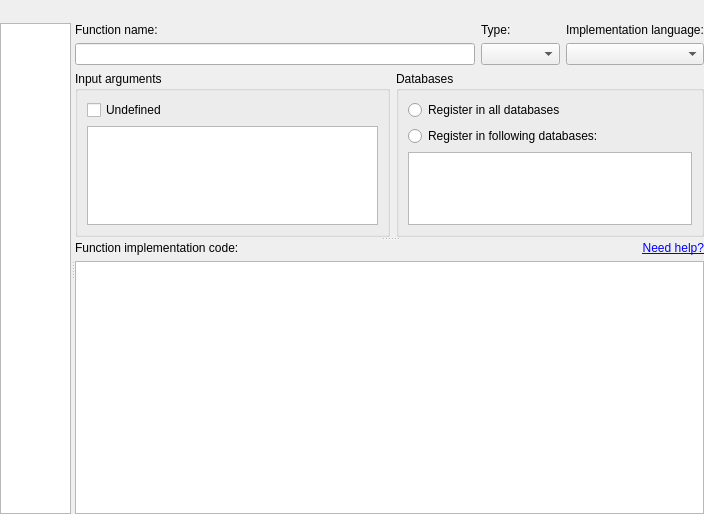
First picture: the form in SQLiteStudio3/SQLiteStudio/windows/functionseditor.ui, repository pawelsalawa/sqlitestudio, before the edit.
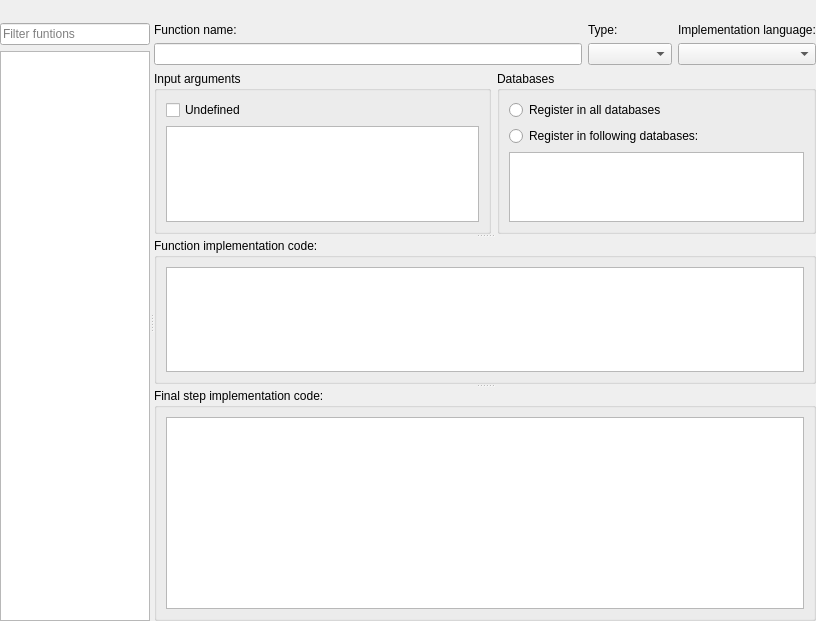
Second picture: the form after the edit.

Commit message: Custom functions initially implemented in DbSqlite 2 and 3, but functions itself still don't get registered.

What changed in the file:
```diff
--- a/SQLiteStudio3/SQLiteStudio/windows/functionseditor.ui
+++ b/SQLiteStudio3/SQLiteStudio/windows/functionseditor.ui
@@ -6,8 +6,8 @@
    <rect>
     <x>0</x>
     <y>0</y>
-    <width>704</width>
-    <height>514</height>
+    <width>816</width>
+    <height>621</height>
    </rect>
   </property>
   <property name="windowTitle">
@@ -49,22 +49,56 @@
         <property name="orientation">
          <enum>Qt::Horizontal</enum>
         </property>
-        <widget class="QListView" name="list">
+        <widget class="QWidget" name="leftWidget" native="true">
          <property name="sizePolicy">
-          <sizepolicy hsizetype="Expanding" vsizetype="Expanding">
+          <sizepolicy hsizetype="Preferred" vsizetype="Preferred">
            <horstretch>1</horstretch>
            <verstretch>0</verstretch>
           </sizepolicy>
          </property>
-         <property name="editTriggers">
-          <set>QAbstractItemView::NoEditTriggers</set>
-         </property>
-         <property name="alternatingRowColors">
-          <bool>true</bool>
-         </property>
-         <property name="verticalScrollMode">
-          <enum>QAbstractItemView::ScrollPerPixel</enum>
-         </property>
+         <layout class="QVBoxLayout" name="verticalLayout_2">
+          <property name="leftMargin">
+           <number>0</number>
+          </property>
+          <property name="topMargin">
+           <number>0</number>
+          </property>
+          <property name="rightMargin">
+           <number>0</number>
+          </property>
+          <property name="bottomMargin">
+           <number>0</number>
+          </property>
+          <item>
+           <widget class="QLineEdit" name="functionFilterEdit">
+            <property name="minimumSize">
+             <size>
+              <width>150</width>
+              <height>0</height>
+             </size>
+            </property>
+            <property name="placeholderText">
+             <string>Filter funtions</string>
+            </property>
+            <property name="clearButtonEnabled">
+             <bool>true</bool>
+            </property>
+           </widget>
+          </item>
+          <item>
+           <widget class="QListView" name="list">
+            <property name="editTriggers">
+             <set>QAbstractItemView::NoEditTriggers</set>
+            </property>
+            <property name="alternatingRowColors">
+             <bool>true</bool>
+            </property>
+            <property name="verticalScrollMode">
+             <enum>QAbstractItemView::ScrollPerPixel</enum>
+            </property>
+           </widget>
+          </item>
+         </layout>
         </widget>
         <widget class="QWidget" name="rightWidget" native="true">
          <property name="sizePolicy">
@@ -73,10 +107,7 @@
            <verstretch>0</verstretch>
           </sizepolicy>
          </property>
-         <layout class="QVBoxLayout" name="verticalLayout_2">
-          <property name="leftMargin">
-           <number>0</number>
-          </property>
+         <layout class="QVBoxLayout" name="verticalLayout_4">
           <property name="topMargin">
            <number>0</number>
           </property>
@@ -99,6 +130,18 @@
               </sizepolicy>
              </property>
              <layout class="QGridLayout" name="gridLayout">
+              <property name="leftMargin">
+               <number>0</number>
+              </property>
+              <property name="topMargin">
+               <number>0</number>
+              </property>
+              <property name="rightMargin">
+               <number>0</number>
+              </property>
+              <property name="bottomMargin">
+               <number>0</number>
+              </property>
               <item row="2" column="3">
                <widget class="QComboBox" name="langCombo"/>
               </item>
@@ -221,48 +264,29 @@
               </item>
              </layout>
             </widget>
-            <widget class="QWidget" name="bottomWidget" native="true">
+            <widget class="QGroupBox" name="mainCodeGroup">
              <property name="sizePolicy">
               <sizepolicy hsizetype="Preferred" vsizetype="Preferred">
                <horstretch>0</horstretch>
                <verstretch>2</verstretch>
               </sizepolicy>
              </property>
-             <layout class="QGridLayout" name="gridLayout_3">
-              <property name="leftMargin">
-               <number>0</number>
-              </property>
-              <property name="topMargin">
-               <number>0</number>
-              </property>
-              <property name="rightMargin">
-               <number>0</number>
-              </property>
-              <property name="bottomMargin">
-               <number>0</number>
-              </property>
-              <item row="0" column="0">
-               <widget class="QLabel" name="implLabel">
-                <property name="text">
-                 <string>Function implementation code:</string>
-                </property>
-               </widget>
+             <property name="title">
+              <string>Function implementation code:</string>
+             </property>
+             <layout class="QVBoxLayout" name="verticalLayout_6">
+              <item>
+               <widget class="QPlainTextEdit" name="mainCodeEdit"/>
               </item>
-              <item row="0" column="1">
-               <widget class="QLabel" name="helpLabel">
-                <property name="text">
-                 <string>&lt;html&gt;&lt;head/&gt;&lt;body&gt;&lt;p&gt;&lt;a href=&quot;http://sqlitestudio.pl/wiki/index.php/User_Manual#Custom_SQL_functions&quot;&gt;Need help?&lt;/a&gt;&lt;/p&gt;&lt;/body&gt;&lt;/html&gt;</string>
-                </property>
-                <property name="alignment">
-                 <set>Qt::AlignRight|Qt::AlignTrailing|Qt::AlignVCenter</set>
-                </property>
-                <property name="openExternalLinks">
-                 <bool>true</bool>
-                </property>
-               </widget>
-              </item>
-              <item row="2" column="0" colspan="2">
-               <widget class="QPlainTextEdit" name="edit"/>
+             </layout>
+            </widget>
+            <widget class="QGroupBox" name="finalCodeGroup">
+             <property name="title">
+              <string>Final step implementation code:</string>
+             </property>
+             <layout class="QVBoxLayout" name="verticalLayout_7">
+              <item>
+               <widget class="QPlainTextEdit" name="finalCodeEdit"/>
               </item>
              </layout>
             </widget>
```
Left out of the diff: 2 changed lines with no effect on the pictures. The commit also changes 25 other files.
